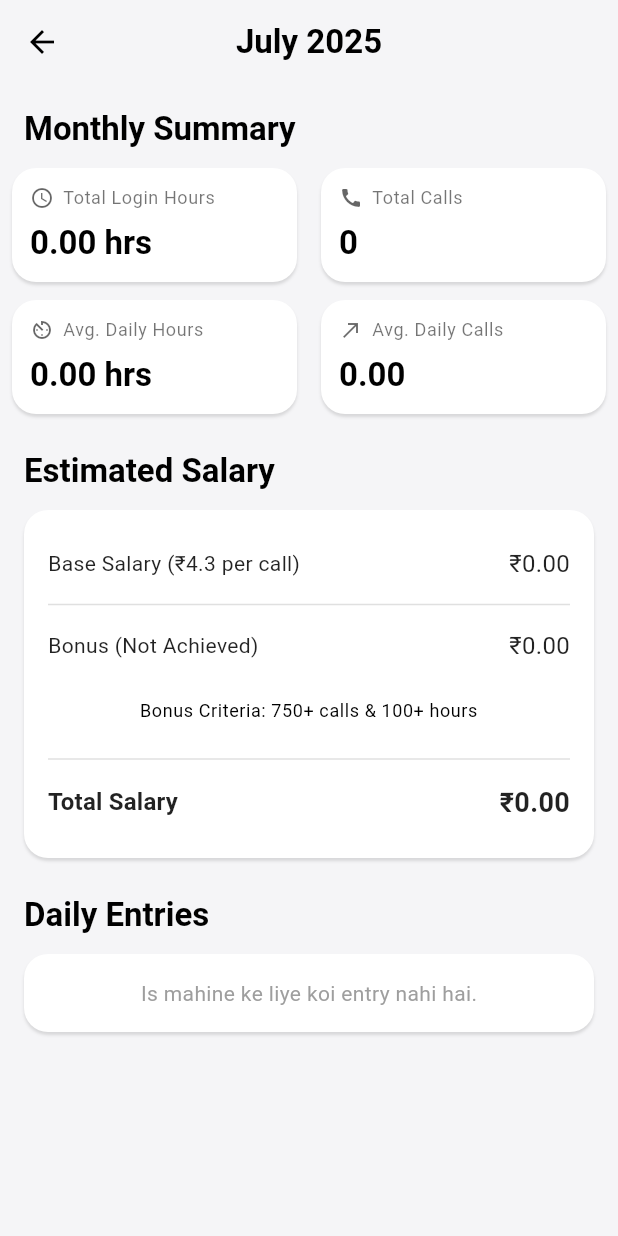
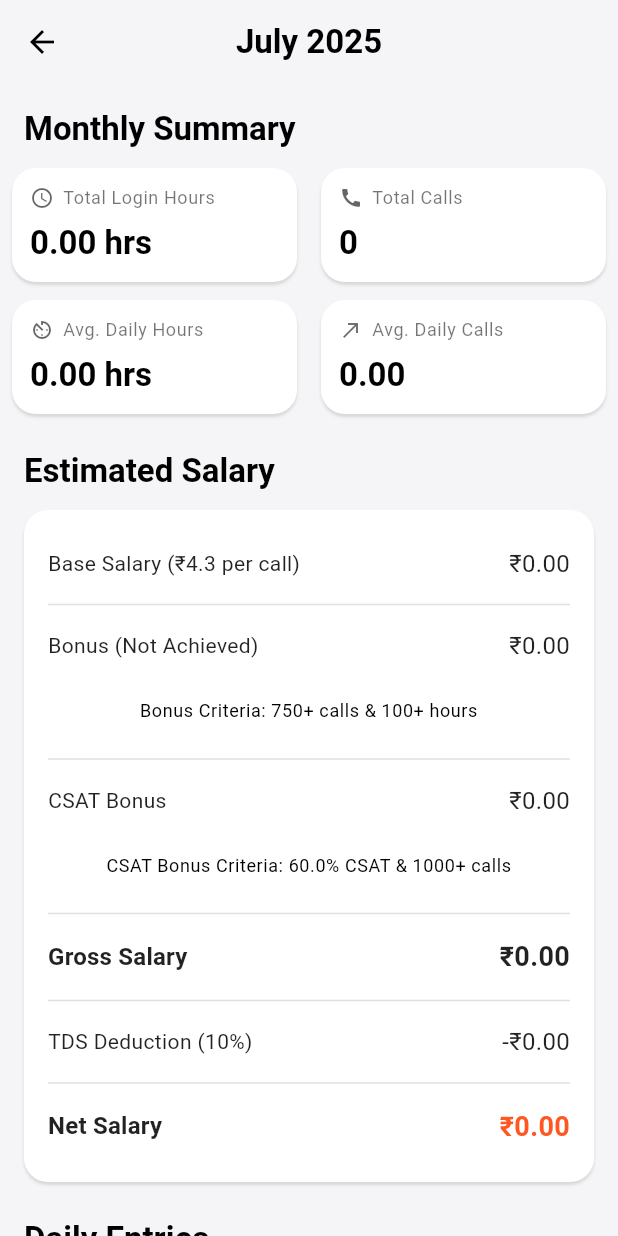
Before and after one commit to suvojit213/Dishtv-Agent-Trackerapp, a Flutter app: the DashboardView screen opened directly, item 2 of the bottom bar chosen, on a phone screen of 412 x 824 dp. Run offline on Flutter 3.47's test engine with Material 3 defaults, Android fonts, the phone set to English and light mode, and no system bars; our stand-ins replace csv, equatable, fl_chart, flutter_bloc, open_file, pdf and 5 more; missing offline and left inert: excel; accounts and stored records are empty.

Commit message:
feat: Implement CSAT bonus and TDS deduction in salary calculation

```diff
--- a/lib/core/constants/app_constants.dart
+++ b/lib/core/constants/app_constants.dart
@@ -9,6 +9,12 @@ class AppConstants {
   static const double bonusAmount = 2000.0;
   static const int bonusCallTarget = 750;
   static const int bonusHourTarget = 100; // in hours
+
+  // CSAT Bonus and TDS constants
+  static const double csatBonusPercentage = 60.0;
+  static const int csatBonusCallTarget = 1000;
+  static const double csatBonusRate = 0.05; // 5% of total salary
+  static const double tdsRate = 0.10; // 10% TDS
 
   // Database constants
   static const String databaseName = 'dishtv_agent_tracker.db';
--- a/lib/data/datasources/excel_service.dart
+++ b/lib/data/datasources/excel_service.dart
@@ -124,8 +124,20 @@ class ExcelService {
       'Rs. ${summary.bonusAmount.toStringAsFixed(2)}'
     ]);
     sheet.appendRow([
-      'Total Salary',
-      'Rs. ${summary.totalSalary.toStringAsFixed(2)}'
+      'CSAT Bonus',
+      'Rs. ${summary.csatBonus.toStringAsFixed(2)}'
+    ]);
+    sheet.appendRow([
+      'Gross Salary',
+      'Rs. ${(summary.totalSalary + summary.csatBonus).toStringAsFixed(2)}'
+    ]);
+    sheet.appendRow([
+      'TDS Deduction (${(summary.tdsDeduction / (summary.totalSalary + summary.csatBonus) * 100).toStringAsFixed(0)}%)',
+      'Rs. -${summary.tdsDeduction.toStringAsFixed(2)}'
+    ]);
+    sheet.appendRow([
+      'Net Salary',
+      'Rs. ${summary.netSalary.toStringAsFixed(2)}'
     ]);
     sheet.appendRow([]); // Empty row for spacing
 
--- a/lib/data/datasources/pdf_service.dart
+++ b/lib/data/datasources/pdf_service.dart
@@ -94,7 +94,10 @@ class PdfService {
                 data: [
                   ['Base Salary', 'Rs. ${formatter.format(summary.baseSalary)}'],
                   ['Bonus', 'Rs. ${formatter.format(summary.bonusAmount)}'],
-                  ['Total Salary', 'Rs. ${formatter.format(summary.totalSalary)}'],
+                  ['CSAT Bonus', 'Rs. ${formatter.format(summary.csatBonus)}'],
+                  ['Gross Salary', 'Rs. ${formatter.format(summary.totalSalary + summary.csatBonus)}'],
+                  ['TDS Deduction (${(summary.tdsDeduction / (summary.totalSalary + summary.csatBonus) * 100).toStringAsFixed(0)}%)', 'Rs. -${formatter.format(summary.tdsDeduction)}'],
+                  ['Net Salary', 'Rs. ${formatter.format(summary.netSalary)}'],
                 ],
               ),
             ],
--- a/lib/domain/entities/monthly_summary.dart
+++ b/lib/domain/entities/monthly_summary.dart
@@ -64,6 +64,24 @@ class MonthlySummary extends Equatable {
     return baseSalary + bonusAmount;
   }
 
+  // Calculate CSAT bonus
+  double get csatBonus {
+    if (csatSummary != null && csatSummary!.averageScore >= AppConstants.csatBonusPercentage && totalCalls >= AppConstants.csatBonusCallTarget) {
+      return totalSalary * AppConstants.csatBonusRate;
+    }
+    return 0.0;
+  }
+
+  // Calculate TDS deduction
+  double get tdsDeduction {
+    return (totalSalary + csatBonus) * AppConstants.tdsRate;
+  }
+
+  // Calculate net salary
+  double get netSalary {
+    return totalSalary + csatBonus - tdsDeduction;
+  }
+
   // Format month name
   String get monthName {
     const monthNames = [
--- a/lib/presentation/features/dashboard/widgets/salary_section.dart
+++ b/lib/presentation/features/dashboard/widgets/salary_section.dart
@@ -64,9 +64,46 @@ class SalarySection extends StatelessWidget {
                 const Divider(),
                 _buildSalaryRow(
                   context,
-                  'Total Salary',
-                  '₹${formatter.format(summary.totalSalary)}',
+                  'CSAT Bonus',
+                  '₹${formatter.format(summary.csatBonus)}',
+                  highlight: summary.csatBonus > 0,
+                ),
+                const SizedBox(height: 8),
+                Container(
+                  width: double.infinity,
+                  padding: const EdgeInsets.all(8),
+                  decoration: BoxDecoration(
+                    color: theme.colorScheme.surfaceVariant,
+                    borderRadius: BorderRadius.circular(8),
+                  ),
+                  child: Text(
+                    'CSAT Bonus Criteria: ${AppConstants.csatBonusPercentage}% CSAT & ${AppConstants.csatBonusCallTarget}+ calls',
+                    style: theme.textTheme.bodySmall?.copyWith(color: theme.colorScheme.onSurfaceVariant),
+                    textAlign: TextAlign.center,
+                  ),
+                ),
+                const SizedBox(height: 8),
+                const Divider(),
+                _buildSalaryRow(
+                  context,
+                  'Gross Salary',
+                  '₹${formatter.format(summary.totalSalary + summary.csatBonus)}',
                   isBold: true,
+                ),
+                const Divider(),
+                _buildSalaryRow(
+                  context,
+                  'TDS Deduction (${(AppConstants.tdsRate * 100).toStringAsFixed(0)}%)',
+                  '-₹${formatter.format(summary.tdsDeduction)}',
+                  highlight: summary.tdsDeduction > 0,
+                ),
+                const Divider(),
+                _buildSalaryRow(
+                  context,
+                  'Net Salary',
+                  '₹${formatter.format(summary.netSalary)}',
+                  isBold: true,
+                  highlight: true,
                 ),
               ],
             ),
```
